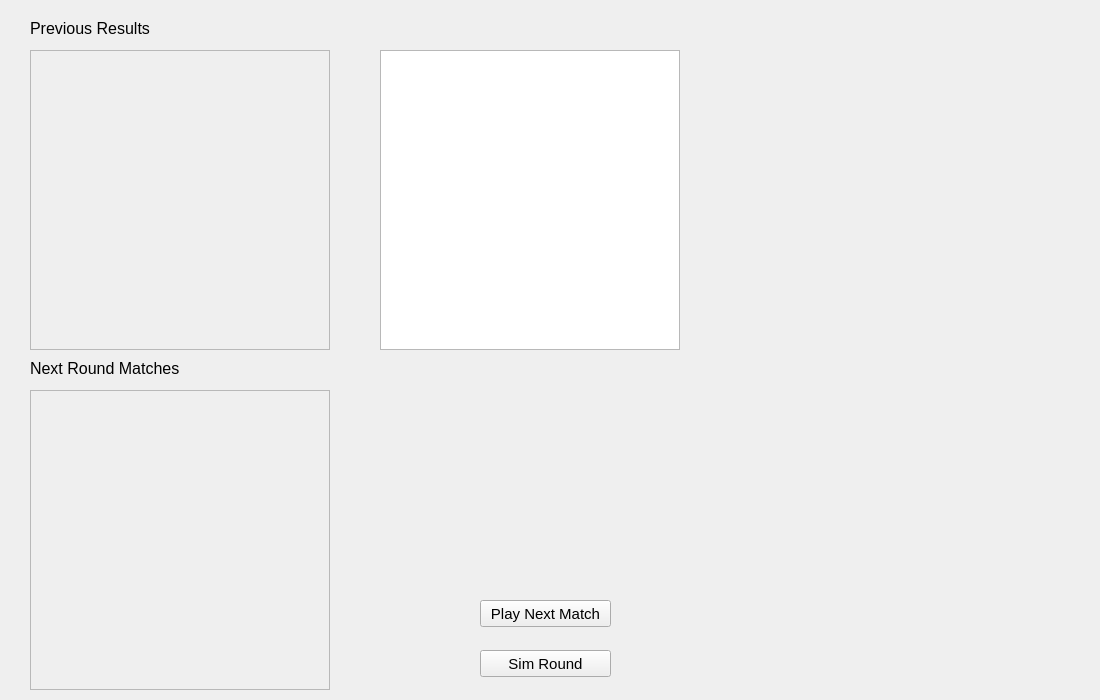
The window that LeagueScreen.ui (walsh06/BasketballManager) describes before a commit, drawn with Qt 5.
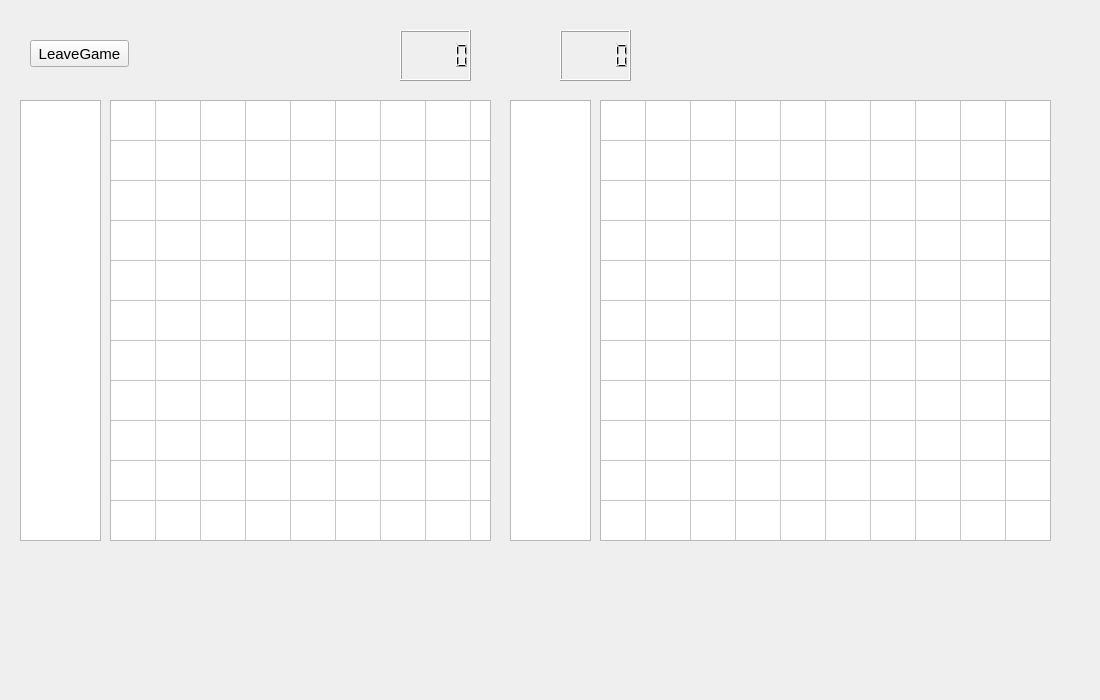
The same window after the commit. The open tabs and pages were chosen to show the change. Custom widgets are drawn as their Qt base class.

Commit message: League Table displays, sorting implemented for leagueTeams

The edit to the form file:
```diff
--- a/LeagueScreen.ui
+++ b/LeagueScreen.ui
@@ -122,13 +122,47 @@
       <rect>
        <x>380</x>
        <y>50</y>
-       <width>300</width>
+       <width>311</width>
        <height>300</height>
       </rect>
      </property>
+     <property name="verticalScrollBarPolicy">
+      <enum>Qt::ScrollBarAlwaysOff</enum>
+     </property>
+     <property name="horizontalScrollBarPolicy">
+      <enum>Qt::ScrollBarAlwaysOff</enum>
+     </property>
      <property name="showGrid">
       <bool>true</bool>
      </property>
+     <property name="rowCount">
+      <number>1</number>
+     </property>
+     <property name="columnCount">
+      <number>3</number>
+     </property>
+     <attribute name="horizontalHeaderDefaultSectionSize">
+      <number>104</number>
+     </attribute>
+     <attribute name="verticalHeaderVisible">
+      <bool>false</bool>
+     </attribute>
+     <row/>
+     <column>
+      <property name="text">
+       <string>Teams</string>
+      </property>
+     </column>
+     <column>
+      <property name="text">
+       <string>Games</string>
+      </property>
+     </column>
+     <column>
+      <property name="text">
+       <string>Wins</string>
+      </property>
+     </column>
     </widget>
     <widget class="QLabel" name="previousMatches">
      <property name="geometry">
@@ -159,6 +193,177 @@
     </widget>
    </widget>
    <widget class="MatchScreen" name="MatchWidget"/>
+   <widget class="QWidget" name="PostGame">
+    <widget class="QTableWidget" name="statsOne">
+     <property name="geometry">
+      <rect>
+       <x>110</x>
+       <y>100</y>
+       <width>381</width>
+       <height>441</height>
+      </rect>
+     </property>
+     <property name="verticalScrollBarPolicy">
+      <enum>Qt::ScrollBarAlwaysOff</enum>
+     </property>
+     <property name="horizontalScrollBarPolicy">
+      <enum>Qt::ScrollBarAlwaysOff</enum>
+     </property>
+     <property name="rowCount">
+      <number>11</number>
+     </property>
+     <property name="columnCount">
+      <number>10</number>
+     </property>
+     <attribute name="horizontalHeaderVisible">
+      <bool>false</bool>
+     </attribute>
+     <attribute name="horizontalHeaderDefaultSectionSize">
+      <number>45</number>
+     </attribute>
+     <attribute name="verticalHeaderVisible">
+      <bool>false</bool>
+     </attribute>
+     <attribute name="verticalHeaderDefaultSectionSize">
+      <number>40</number>
+     </attribute>
+     <row/>
+     <row/>
+     <row/>
+     <row/>
+     <row/>
+     <row/>
+     <row/>
+     <row/>
+     <row/>
+     <row/>
+     <row/>
+     <column/>
+     <column/>
+     <column/>
+     <column/>
+     <column/>
+     <column/>
+     <column/>
+     <column/>
+     <column/>
+     <column/>
+    </widget>
+    <widget class="QListWidget" name="playersOne">
+     <property name="geometry">
+      <rect>
+       <x>20</x>
+       <y>100</y>
+       <width>81</width>
+       <height>441</height>
+      </rect>
+     </property>
+    </widget>
+    <widget class="QListWidget" name="playersTwo">
+     <property name="geometry">
+      <rect>
+       <x>510</x>
+       <y>100</y>
+       <width>81</width>
+       <height>441</height>
+      </rect>
+     </property>
+    </widget>
+    <widget class="QTableWidget" name="statsTwo">
+     <property name="geometry">
+      <rect>
+       <x>600</x>
+       <y>100</y>
+       <width>451</width>
+       <height>441</height>
+      </rect>
+     </property>
+     <property name="verticalScrollBarPolicy">
+      <enum>Qt::ScrollBarAlwaysOff</enum>
+     </property>
+     <property name="horizontalScrollBarPolicy">
+      <enum>Qt::ScrollBarAlwaysOff</enum>
+     </property>
+     <property name="sortingEnabled">
+      <bool>false</bool>
+     </property>
+     <property name="rowCount">
+      <number>11</number>
+     </property>
+     <property name="columnCount">
+      <number>10</number>
+     </property>
+     <attribute name="horizontalHeaderVisible">
+      <bool>false</bool>
+     </attribute>
+     <attribute name="horizontalHeaderDefaultSectionSize">
+      <number>45</number>
+     </attribute>
+     <attribute name="horizontalHeaderMinimumSectionSize">
+      <number>45</number>
+     </attribute>
+     <attribute name="verticalHeaderVisible">
+      <bool>false</bool>
+     </attribute>
+     <attribute name="verticalHeaderDefaultSectionSize">
+      <number>40</number>
+     </attribute>
+     <row/>
+     <row/>
+     <row/>
+     <row/>
+     <row/>
+     <row/>
+     <row/>
+     <row/>
+     <row/>
+     <row/>
+     <row/>
+     <column/>
+     <column/>
+     <column/>
+     <column/>
+     <column/>
+     <column/>
+     <column/>
+     <column/>
+     <column/>
+     <column/>
+    </widget>
+    <widget class="QLCDNumber" name="ScoreOne">
+     <property name="geometry">
+      <rect>
+       <x>400</x>
+       <y>30</y>
+       <width>71</width>
+       <height>51</height>
+      </rect>
+     </property>
+    </widget>
+    <widget class="QLCDNumber" name="ScoreTwo">
+     <property name="geometry">
+      <rect>
+       <x>560</x>
+       <y>30</y>
+       <width>71</width>
+       <height>51</height>
+      </rect>
+     </property>
+    </widget>
+    <widget class="QPushButton" name="leaveGame">
+     <property name="geometry">
+      <rect>
+       <x>30</x>
+       <y>40</y>
+       <width>99</width>
+       <height>27</height>
+      </rect>
+     </property>
+     <property name="text">
+      <string>LeaveGame</string>
+     </property>
+    </widget>
+   </widget>
   </widget>
  </widget>
  <customwidgets>
```
The commit also changes 8 other files.
